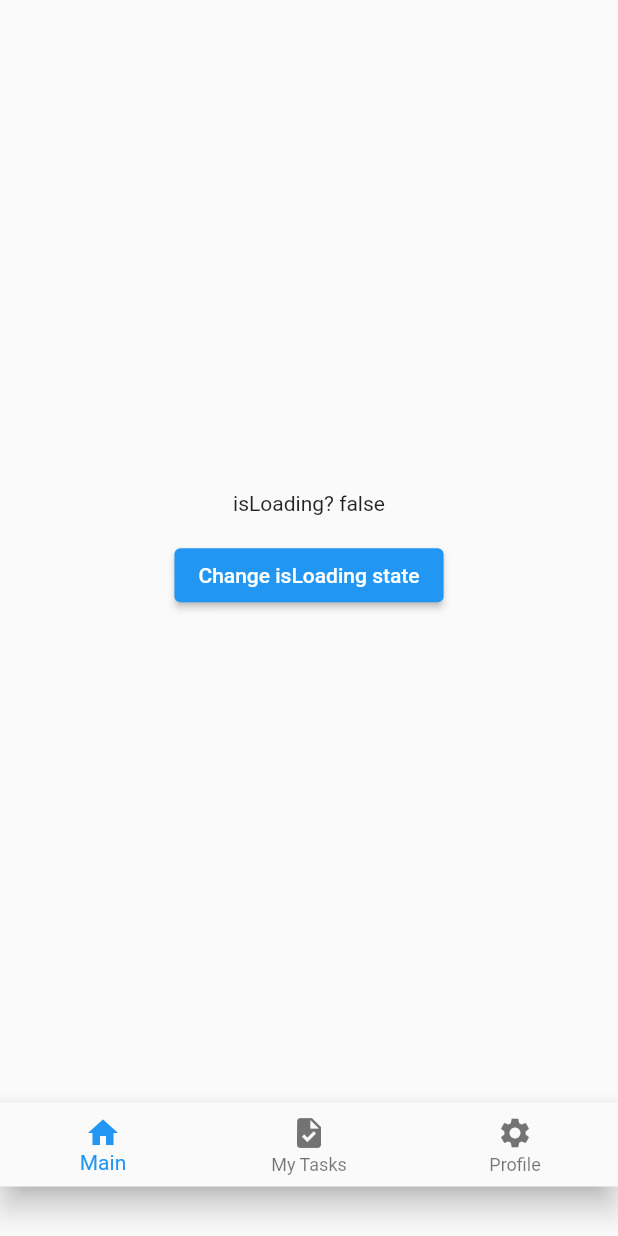
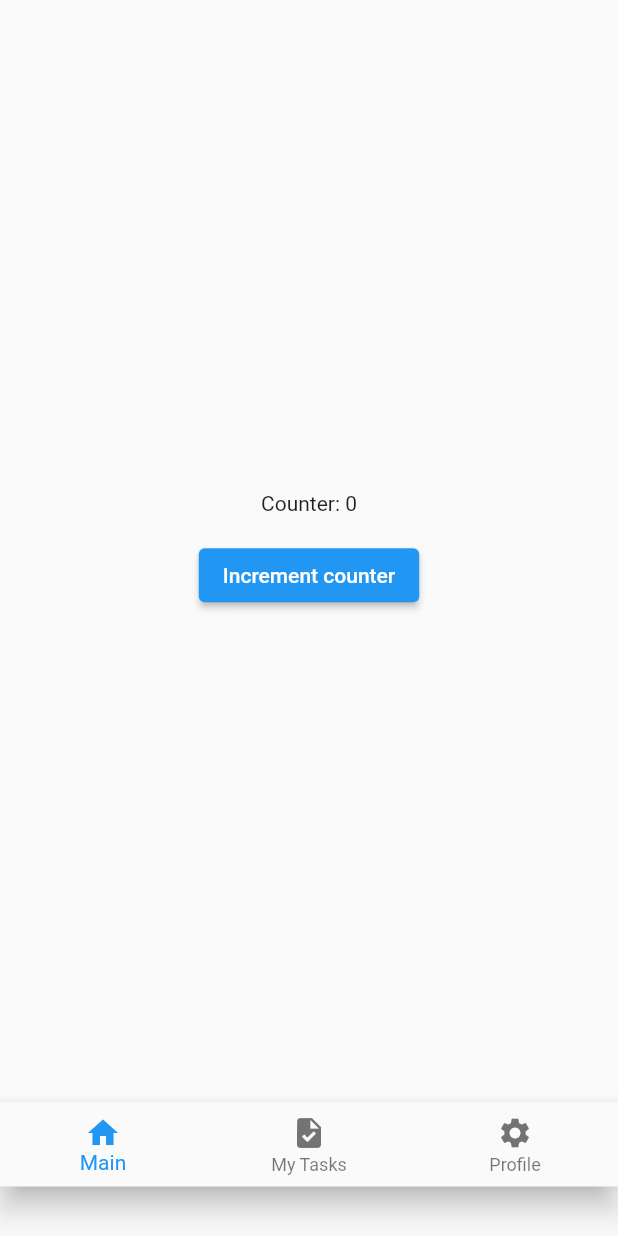
Before and after one commit to eugeniuRacila/flutter-auto-route, a Flutter app: the screen it shows after launch, on a phone screen of 412 x 824 dp. Run offline on Flutter 3.47's test engine with Material 2 defaults, Android fonts, the phone set to English and light mode, and no system bars; our stand-ins replace auto_route, flutter_bloc.

Commit message:
add counter feature to main_cubit

```diff
--- a/lib/screens/main/main_cubit.dart
+++ b/lib/screens/main/main_cubit.dart
@@ -5,18 +5,24 @@ class MainCubit extends Cubit<MainScreenState> {
     MainScreenState? initialState,
   }) : super(initialState ?? MainScreenState.initialState());
 
-  void setLoading(bool loading) => emit(state.copyWith(isLoading: loading));
+  void incrementCounter() => emit(
+        state.copyWith(counter: state.counter + 1),
+      );
 }
 
 class MainScreenState {
-  bool isLoading;
+  int counter;
 
   MainScreenState({
-    required this.isLoading,
+    required this.counter,
   });
 
-  static MainScreenState initialState() => MainScreenState(isLoading: false);
+  static MainScreenState initialState() => MainScreenState(counter: 0);
 
-  MainScreenState copyWith({isLoading = false}) =>
-      MainScreenState(isLoading: isLoading);
+  MainScreenState copyWith({
+    int? counter,
+  }) =>
+      MainScreenState(
+        counter: counter ?? this.counter,
+      );
 }
--- a/lib/screens/main/main_screen.dart
+++ b/lib/screens/main/main_screen.dart
@@ -15,16 +15,15 @@ class MainScreen extends StatelessWidget implements AutoRouteWrapper {
             builder: (context, state) => Column(
               mainAxisSize: MainAxisSize.min,
               children: [
-                Text("isLoading? ${state.isLoading}"),
+                Text("Counter: ${state.counter}"),
                 const SizedBox(
                   height: 16.0,
                 ),
                 ElevatedButton(
                   onPressed: () {
-                    BlocProvider.of<MainCubit>(context)
-                        .setLoading(!state.isLoading);
+                    BlocProvider.of<MainCubit>(context).incrementCounter();
                   },
-                  child: const Text("Change isLoading state"),
+                  child: const Text("Increment counter"),
                 ),
               ],
             ),
```
